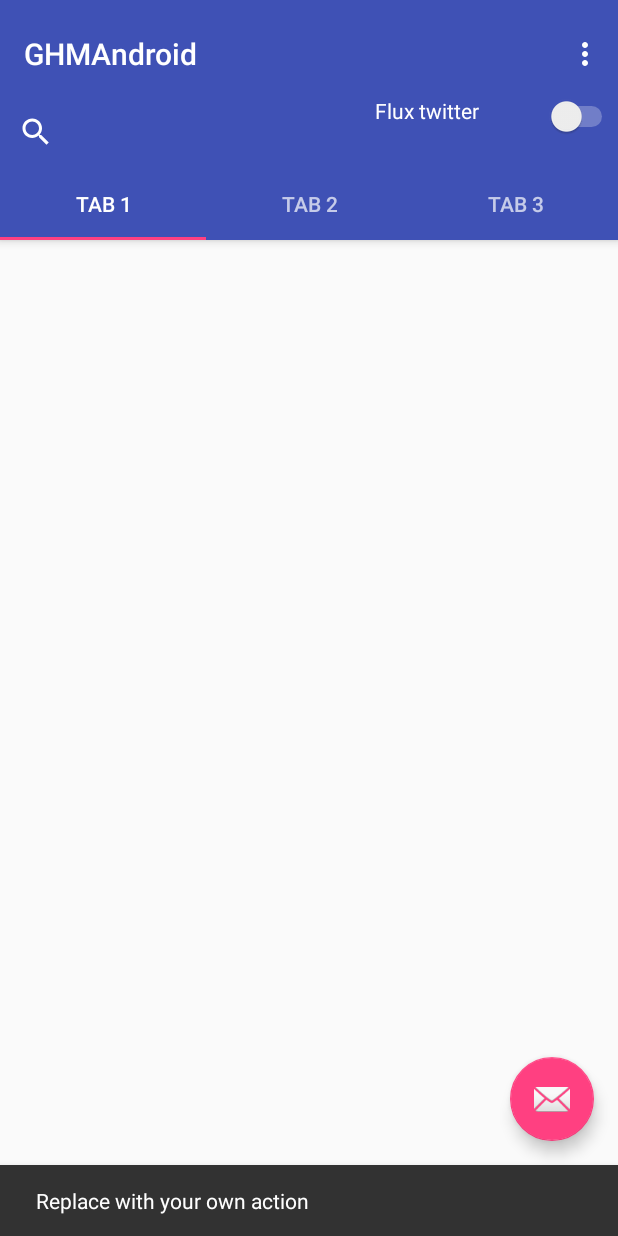
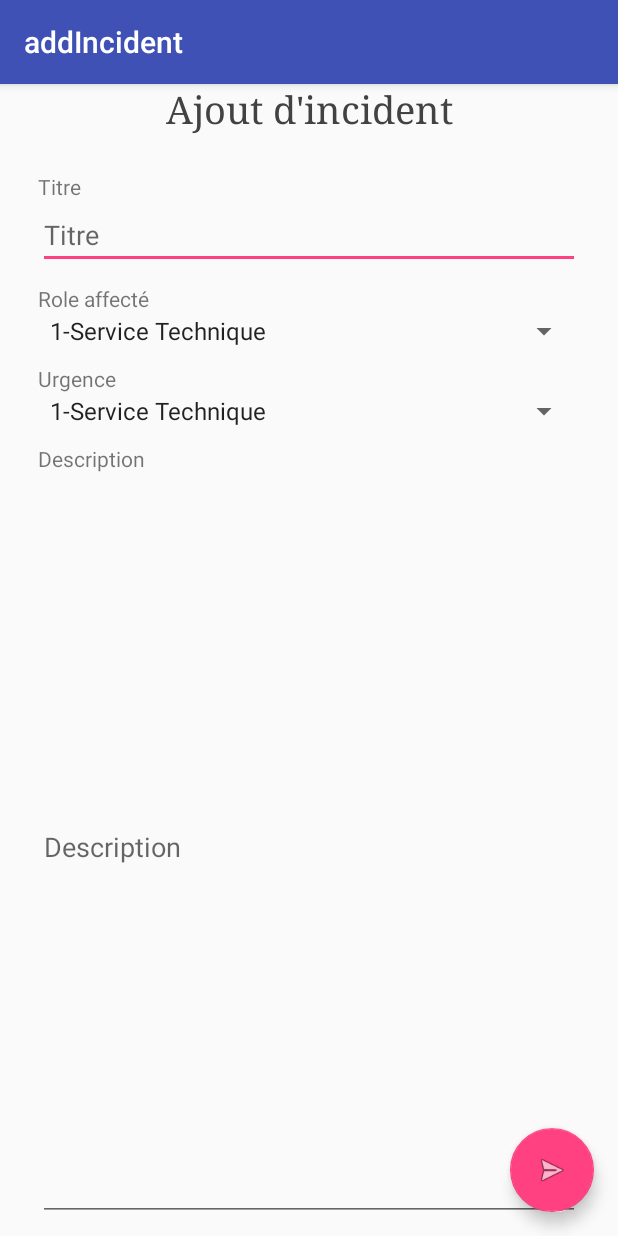
Before and after one commit to AlexanderHow/GHMAndroid2, an Android app: the screen it shows after launch (MainActivity before the commit, addIncident after it), after a tap on an icon or button, on a phone screen of 412 x 824 dp. Run offline under Robolectric (Android 15) with nearby library versions, the phone set to English and light mode, and no system bars; our stand-ins replace Room's generated code; libraries missing offline, so code that uses them is left out: android.arch.persistence.

Commit message:
BDD + acceuil + ajout

```diff
--- a/app/src/main/AndroidManifest.xml
+++ b/app/src/main/AndroidManifest.xml
@@ -19,6 +19,10 @@
                 <category android:name="android.intent.category.LAUNCHER" />
             </intent-filter>
         </activity>
+        <activity
+            android:name=".addIncident"
+            android:label="@string/title_activity_add_incident"
+            android:theme="@style/AppTheme.NoActionBar"></activity>
     </application>
 
 </manifest>
--- a/app/src/main/java/com/td/fr/unice/polytech/ghmandroid/MainActivity.java
+++ b/app/src/main/java/com/td/fr/unice/polytech/ghmandroid/MainActivity.java
@@ -1,5 +1,9 @@
 package com.td.fr.unice.polytech.ghmandroid;
 
+import android.arch.lifecycle.Observer;
+import android.arch.lifecycle.ViewModelProviders;
+import android.content.Intent;
+import android.support.annotation.Nullable;
 import android.support.design.widget.TabLayout;
 import android.support.design.widget.FloatingActionButton;
 import android.support.design.widget.Snackbar;
@@ -20,8 +24,13 @@ import android.view.View;
 import android.view.ViewGroup;
 
 import android.widget.TextView;
+import android.widget.Toast;
 
 import com.td.fr.unice.polytech.ghmandroid.NF.Adapter.IncidentListAdapter;
+import com.td.fr.unice.polytech.ghmandroid.NF.Incident;
+import com.td.fr.unice.polytech.ghmandroid.NF.ViewModel.IncidentViewModel;
+
+import java.util.List;
 
 public class MainActivity extends AppCompatActivity {
 
@@ -39,11 +48,16 @@ public class MainActivity extends AppCompatActivity {
      * The {@link ViewPager} that will host the section contents.
      */
     private ViewPager mViewPager;
+    private IncidentViewModel incidentViewModel;
+
+    public static final int NEW_WORD_ACTIVITY_REQUEST_CODE = 1;
 
     @Override
     protected void onCreate(Bundle savedInstanceState) {
         super.onCreate(savedInstanceState);
         setContentView(R.layout.activity_main);
+
+        incidentViewModel = ViewModelProviders.of(this).get(IncidentViewModel.class);
 
         Toolbar toolbar = (Toolbar) findViewById(R.id.toolbar);
         setSupportActionBar(toolbar);
@@ -64,11 +78,29 @@ public class MainActivity extends AppCompatActivity {
         fab.setOnClickListener(new View.OnClickListener() {
             @Override
             public void onClick(View view) {
-                Snackbar.make(view, "Replace with your own action", Snackbar.LENGTH_LONG)
-                        .setAction("Action", null).show();
+                Intent intent = new Intent(MainActivity.this, addIncident.class);
+                startActivityForResult(intent, NEW_WORD_ACTIVITY_REQUEST_CODE);
             }
         });
 
+    }
+
+    public void onActivityResult(int requestCode, int resultCode, Intent data) {
+        super.onActivityResult(requestCode, resultCode, data);
+
+        if (requestCode == NEW_WORD_ACTIVITY_REQUEST_CODE && resultCode == RESULT_OK) {
+            int urole = Integer.valueOf(data.getStringExtra("USERROLE").split("-")[0]);
+            int urgence = Integer.valueOf(data.getStringExtra("URGENCE").split("-")[0]);
+            Incident incident = new Incident(data.getStringExtra("TITRE"),data.getStringExtra("DESCRIPTION"),urgence,1,urole,1);
+            incidentViewModel.insert(incident);
+            System.out.println("I WAS HERE");
+            mSectionsPagerAdapter.notifyDataSetChanged(); //TODO not sure but need to refresh or notify
+        } else {
+            Toast.makeText(
+                    getApplicationContext(),
+                    R.string.empty_not_saved,
+                    Toast.LENGTH_LONG).show();
+        }
     }
 
 
@@ -103,6 +135,7 @@ public class MainActivity extends AppCompatActivity {
          * fragment.
          */
         private static final String ARG_SECTION_NUMBER = "section_number";
+        private IncidentViewModel incidentViewModel;
 
         public PlaceholderFragment() {
         }
@@ -123,11 +156,19 @@ public class MainActivity extends AppCompatActivity {
         public View onCreateView(LayoutInflater inflater, ViewGroup container,
                                  Bundle savedInstanceState) {
             View rootView = inflater.inflate(R.layout.fragment_main, container, false);
+            incidentViewModel = ViewModelProviders.of(this).get(IncidentViewModel.class);
             RecyclerView recyclerView = rootView.findViewById(R.id.recyclerview);
             final IncidentListAdapter adapter = new IncidentListAdapter(rootView.getContext());
             recyclerView.setAdapter(adapter);
             recyclerView.setLayoutManager(new LinearLayoutManager(rootView.getContext()));
-            //textView.setText(getString(R.string.section_format, getArguments().getInt(ARG_SECTION_NUMBER)));
+
+            incidentViewModel.getIncidentByAvancementAndAffecte(getArguments().getInt(ARG_SECTION_NUMBER),1).observe(this, new Observer<List<Incident>>() {
+                @Override
+                public void onChanged(@Nullable final List<Incident> incidents) {
+                    // Update the cached copy of the incidents in the adapter.
+                    adapter.setIncidents(incidents);
+                }
+            });
             return rootView;
         }
     }
--- a/app/src/main/java/com/td/fr/unice/polytech/ghmandroid/NF/Adapter/IncidentListAdapter.java
+++ b/app/src/main/java/com/td/fr/unice/polytech/ghmandroid/NF/Adapter/IncidentListAdapter.java
@@ -5,6 +5,8 @@ import android.support.v7.widget.RecyclerView;
 import android.view.LayoutInflater;
 import android.view.View;
 import android.view.ViewGroup;
+import android.widget.EditText;
+import android.widget.TextView;
 
 import com.td.fr.unice.polytech.ghmandroid.NF.Incident;
 import com.td.fr.unice.polytech.ghmandroid.R;
@@ -17,11 +19,18 @@ import java.util.List;
 public class IncidentListAdapter extends RecyclerView.Adapter<IncidentListAdapter.IncidentViewHolder> {
 
     class IncidentViewHolder extends RecyclerView.ViewHolder {
-        //TODO private final TextView wordItemView;
+        private final TextView title;
+        private final TextView description;
 
         private IncidentViewHolder(View itemView) {
             super(itemView);
-            //TODO wordItemView = itemView.findViewById(R.id.textView);
+            title = (TextView)itemView.findViewById(R.id.titreIncidentCell);
+            description = (TextView)itemView.findViewById(R.id.descriptionIncidentCell);
+        }
+
+        public void setFields(String title, String desthcription){
+            this.title.setText(title);
+            this.description.setText(desthcription);
         }
     }
 
@@ -40,14 +49,14 @@ public class IncidentListAdapter extends RecyclerView.Adapter<IncidentListAdapte
     public void onBindViewHolder(IncidentViewHolder holder, int position) {
         if (mIncident != null) {
             Incident current = mIncident.get(position);
-            //TODO holder.wordItemView.setText(current.getWord());
+            holder.setFields(current.getTitre(),current.getDescription());
         } else {
             // Covers the case of data not being ready yet.
-            //TODO holder.wordItemView.setText("No Word");
+            holder.setFields("nothing", "nothing");
         }
     }
 
-    void setWords(List<Incident> incidents){
+    public void setIncidents(List<Incident> incidents){
         mIncident = incidents;
         notifyDataSetChanged();
     }
--- a/app/src/main/java/com/td/fr/unice/polytech/ghmandroid/NF/DAO/IncidentDao.java
+++ b/app/src/main/java/com/td/fr/unice/polytech/ghmandroid/NF/DAO/IncidentDao.java
@@ -28,4 +28,7 @@ public interface IncidentDao {
 
     @Query("UPDATE incident_table SET avancement = :newAvancement WHERE id = :iid")
     int updateAvancement(int iid, int newAvancement);
+
+    @Query("DELETE FROM incident_table")
+    void deleteAll();
 }
--- a/app/src/main/java/com/td/fr/unice/polytech/ghmandroid/NF/DAO/UserDao.java
+++ b/app/src/main/java/com/td/fr/unice/polytech/ghmandroid/NF/DAO/UserDao.java
@@ -23,4 +23,7 @@ public interface UserDao {
 
     @Query("SELECT * FROM user_table WHERE id = :uid")
     User getUserById(int uid);
+
+    @Query("DELETE FROM user_table")
+    void deleteAll();
 }
--- a/app/src/main/java/com/td/fr/unice/polytech/ghmandroid/NF/DAO/UserRoleDao.java
+++ b/app/src/main/java/com/td/fr/unice/polytech/ghmandroid/NF/DAO/UserRoleDao.java
@@ -24,4 +24,7 @@ public interface UserRoleDao {
 
     @Query("SELECT * FROM userrole_table WHERE id = :urid")
     UserRole getUserById(int urid);
+
+    @Query("DELETE FROM userrole_table")
+    void deleteAll();
 }
--- a/app/src/main/java/com/td/fr/unice/polytech/ghmandroid/NF/RoomDB/IncidentRoomDatabase.java
+++ b/app/src/main/java/com/td/fr/unice/polytech/ghmandroid/NF/RoomDB/IncidentRoomDatabase.java
@@ -1,9 +1,12 @@
 package com.td.fr.unice.polytech.ghmandroid.NF.RoomDB;
 
+import android.arch.persistence.db.SupportSQLiteDatabase;
 import android.arch.persistence.room.Database;
 import android.arch.persistence.room.Room;
 import android.arch.persistence.room.RoomDatabase;
 import android.content.Context;
+import android.os.AsyncTask;
+import android.support.annotation.NonNull;
 
 import com.td.fr.unice.polytech.ghmandroid.NF.DAO.IncidentDao;
 import com.td.fr.unice.polytech.ghmandroid.NF.DAO.UserDao;
@@ -21,6 +24,47 @@ public abstract class IncidentRoomDatabase extends RoomDatabase {
 
     private static IncidentRoomDatabase INSTANCE;
 
+    private static class PopulateDbAsync extends AsyncTask<Void, Void, Void> {
+
+        private final IncidentDao mIDao;
+        private final UserDao mUDao;
+        private final UserRoleDao mURDao;
+
+        PopulateDbAsync(IncidentRoomDatabase db) {
+            mIDao = db.incidentDao();
+            mUDao = db.userDao();
+            mURDao = db.userRoleDao();
+        }
+
+        @Override
+        protected Void doInBackground(final Void... params) {
+            mIDao.deleteAll();
+            mUDao.deleteAll();
+            mURDao.deleteAll();
+
+            UserRole ur1 = new UserRole("Service Technique");
+            mURDao.insert(ur1);
+
+            User u1 = new User("Paul", "Martini");
+            mUDao.insert(u1);
+
+            Incident i1 = new Incident("Ampoule cassée","une ampoule est cassée en e130",2,1,1,1);
+            mIDao.insert(i1);
+            Incident i2 = new Incident("Chaise cassée","une chaise est cassée en e133",1,2,1,1);
+            mIDao.insert(i2);
+            return null;
+        }
+    }
+
+    private static RoomDatabase.Callback sRoomDatabaseCallback =
+        new RoomDatabase.Callback(){
+            @Override
+            public void onOpen (@NonNull SupportSQLiteDatabase db){
+                super.onOpen(db);
+                new PopulateDbAsync(INSTANCE).execute();
+            }
+        };
+
     public static IncidentRoomDatabase getDatabase(final Context context) {
         if (INSTANCE == null) {
             synchronized (IncidentRoomDatabase.class) {
@@ -28,6 +72,7 @@ public abstract class IncidentRoomDatabase extends RoomDatabase {
                     // Create database here
                     INSTANCE = Room.databaseBuilder(context.getApplicationContext(),
                             IncidentRoomDatabase.class, "ghm_database")
+                            .addCallback(sRoomDatabaseCallback)
                             .build();
                 }
             }
--- /dev/null
+++ b/app/src/main/java/com/td/fr/unice/polytech/ghmandroid/addIncident.java
@@ -0,0 +1,71 @@
+package com.td.fr.unice.polytech.ghmandroid;
+
+import android.content.Intent;
+import android.os.Bundle;
+import android.support.design.widget.FloatingActionButton;
+import android.support.design.widget.Snackbar;
+import android.support.v7.app.AppCompatActivity;
+import android.support.v7.widget.Toolbar;
+import android.text.TextUtils;
+import android.view.View;
+import android.widget.ArrayAdapter;
+import android.widget.EditText;
+import android.widget.Spinner;
+
+public class addIncident extends AppCompatActivity {
+
+    private EditText title;
+    private Spinner userRole;
+    private Spinner urgence;
+    private EditText description;
+
+    @Override
+    protected void onCreate(Bundle savedInstanceState) {
+        super.onCreate(savedInstanceState);
+        setContentView(R.layout.activity_add_incident);
+        Toolbar toolbar = (Toolbar) findViewById(R.id.toolbar);
+        setSupportActionBar(toolbar);
+
+        this.title = findViewById(R.id.addIncInputTitle);
+        this.description = findViewById(R.id.addIncDescriInput);
+
+        Spinner spinner = (Spinner) findViewById(R.id.addIncUserRole);
+        this.userRole = spinner;
+        ArrayAdapter<CharSequence> adapter = ArrayAdapter.createFromResource(this,
+                R.array.user_role_array, android.R.layout.simple_spinner_item);
+        adapter.setDropDownViewResource(android.R.layout.simple_spinner_dropdown_item);
+        spinner.setAdapter(adapter);
+
+        Spinner spinnerUrg = (Spinner) findViewById(R.id.addIncUrgenceSelector);
+        this.urgence = spinnerUrg;
+        ArrayAdapter<CharSequence> adapterUrg = ArrayAdapter.createFromResource(this,
+                R.array.urgence_array, android.R.layout.simple_spinner_item);
+        adapterUrg.setDropDownViewResource(android.R.layout.simple_spinner_dropdown_item);
+        spinnerUrg.setAdapter(adapter);
+
+        FloatingActionButton fab = (FloatingActionButton) findViewById(R.id.addIncSend);
+        fab.setOnClickListener(new View.OnClickListener() {
+            @Override
+            public void onClick(View view) {
+
+                Intent replyIntent = new Intent();
+                if (TextUtils.isEmpty(title.getText()) || TextUtils.isEmpty(description.getText()) || TextUtils.isEmpty(userRole.getSelectedItem().toString()) || TextUtils.isEmpty(urgence.getSelectedItem().toString())) {
+                    setResult(RESULT_CANCELED, replyIntent);
+                } else {
+                    String titleStr = title.getText().toString();
+                    String descriStr = description.getText().toString();
+                    String userRoleStr = userRole.getSelectedItem().toString();
+                    String urgenceStr = urgence.getSelectedItem().toString();
+                    replyIntent.putExtra("TITLE", titleStr);
+                    replyIntent.putExtra("DESCRIPTION", descriStr);
+                    replyIntent.putExtra("URGENCE", urgenceStr);
+                    replyIntent.putExtra("USERROLE", userRoleStr);
+                    setResult(RESULT_OK, replyIntent);
+                }
+                finish();
+            }
+        });
+
+    }
+
+}
--- /dev/null
+++ b/app/src/main/res/layout/activity_add_incident.xml
@@ -0,0 +1,33 @@
+<?xml version="1.0" encoding="utf-8"?>
+<android.support.design.widget.CoordinatorLayout xmlns:android="http://schemas.android.com/apk/res/android"
+    xmlns:app="http://schemas.android.com/apk/res-auto"
+    xmlns:tools="http://schemas.android.com/tools"
+    android:layout_width="match_parent"
+    android:layout_height="match_parent"
+    tools:context="com.td.fr.unice.polytech.ghmandroid.addIncident">
+
+    <android.support.design.widget.AppBarLayout
+        android:layout_width="match_parent"
+        android:layout_height="wrap_content"
+        android:theme="@style/AppTheme.AppBarOverlay">
+
+        <android.support.v7.widget.Toolbar
+            android:id="@+id/toolbar"
+            android:layout_width="match_parent"
+            android:layout_height="?attr/actionBarSize"
+            android:background="?attr/colorPrimary"
+            app:popupTheme="@style/AppTheme.PopupOverlay" />
+
+    </android.support.design.widget.AppBarLayout>
+
+    <include layout="@layout/content_add_incident" />
+
+    <android.support.design.widget.FloatingActionButton
+        android:id="@+id/addIncSend"
+        android:layout_width="wrap_content"
+        android:layout_height="wrap_content"
+        android:layout_gravity="bottom|end"
+        android:layout_margin="@dimen/fab_margin"
+        app:srcCompat="@android:drawable/ic_menu_send" />
+
+</android.support.design.widget.CoordinatorLayout>
--- /dev/null
+++ b/app/src/main/res/layout/content_add_incident.xml
@@ -0,0 +1,105 @@
+<?xml version="1.0" encoding="utf-8"?>
+<LinearLayout xmlns:android="http://schemas.android.com/apk/res/android"
+    xmlns:app="http://schemas.android.com/apk/res-auto"
+    xmlns:tools="http://schemas.android.com/tools"
+    android:layout_width="match_parent"
+    android:layout_height="match_parent"
+    android:orientation="vertical"
+    android:paddingLeft="25dp"
+    android:paddingRight="25dp"
+    app:layout_behavior="@string/appbar_scrolling_view_behavior"
+    tools:context="com.td.fr.unice.polytech.ghmandroid.addIncident"
+    tools:showIn="@layout/activity_add_incident">
+
+    <TextView
+        android:id="@+id/addInc"
+        android:layout_width="match_parent"
+        android:layout_height="wrap_content"
+        android:layout_marginBottom="25dp"
+        android:fontFamily="serif"
+        android:gravity="center"
+        android:text="@string/ajout_d_incident"
+        android:textColor="@color/cardview_dark_background"
+        android:textSize="25sp" />
+
+    <LinearLayout
+        android:layout_width="match_parent"
+        android:layout_height="wrap_content"
+        android:layout_marginBottom="10dp"
+        android:orientation="vertical">
+
+        <TextView
+            android:id="@+id/addIncTitle"
+            android:layout_width="match_parent"
+            android:layout_height="wrap_content"
+            android:text="@string/titre" />
+
+        <EditText
+            android:id="@+id/addIncInputTitle"
+            android:layout_width="match_parent"
+            android:layout_height="wrap_content"
+            android:ems="10"
+            android:hint="@string/titre"
+            android:inputType="textPersonName" />
+    </LinearLayout>
+
+    <LinearLayout
+        android:layout_width="match_parent"
+        android:layout_height="wrap_content"
+        android:layout_marginBottom="10dp"
+        android:orientation="vertical">
+
+        <TextView
+            android:id="@+id/addIncAffecte"
+            android:layout_width="match_parent"
+            android:layout_height="wrap_content"
+            android:text="@string/role_affect" />
+
+        <Spinner
+            android:id="@+id/addIncUserRole"
+            android:layout_width="match_parent"
+            android:layout_height="wrap_content" />
+
+    </LinearLayout>
+
+    <LinearLayout
+        android:layout_width="match_parent"
+        android:layout_height="wrap_content"
+        android:layout_marginBottom="10dp"
+        android:orientation="vertical">
+
+        <TextView
+            android:id="@+id/addIncUrgence"
+            android:layout_width="match_parent"
+            android:layout_height="wrap_content"
+            android:text="@string/urgence" />
+
+        <Spinner
+            android:id="@+id/addIncUrgenceSelector"
+            android:layout_width="match_parent"
+            android:layout_height="wrap_content" />
+
+    </LinearLayout>
+
+    <LinearLayout
+        android:layout_width="match_parent"
+        android:layout_height="match_parent"
+        android:layout_marginBottom="10dp"
+        android:orientation="vertical">
+
+        <TextView
+            android:id="@+id/addIncDescri"
+            android:layout_width="match_parent"
+            android:layout_height="wrap_content"
+            android:text="@string/description" />
+
+        <EditText
+            android:id="@+id/addIncDescriInput"
+            android:layout_width="match_parent"
+            android:layout_height="match_parent"
+            android:ems="10"
+            android:hint="@string/description"
+            android:inputType="textMultiLine" />
+
+    </LinearLayout>
+</LinearLayout>
--- a/app/src/main/res/values/strings.xml
+++ b/app/src/main/res/values/strings.xml
@@ -8,4 +8,22 @@
     <string name="flux_twitter">Flux twitter</string>
     <string name="tab_text_4">TAB4</string>
     <string name="todo">TODO</string>
+    <string name="title_activity_add_incident">addIncident</string>
+    <string name="ajout_d_incident">Ajout d\'incident</string>
+    <string name="role_affect">Role affecté</string>
+    <string name="titre">Titre</string>
+    <string name="urgence">Urgence</string>
+    <string name="description">Description</string>
+    <string name="empty_not_saved">Ajout non sauvegardé</string>
+
+    <string-array name="user_role_array">
+        <item>1-Service Technique</item>
+        <item>2-Autre</item>
+    </string-array>
+
+    <string-array name="urgence_array">
+        <item>1-Peu important</item>
+        <item>2-Moyen</item>
+        <item>3-Urgent</item>
+    </string-array>
 </resources>
```
